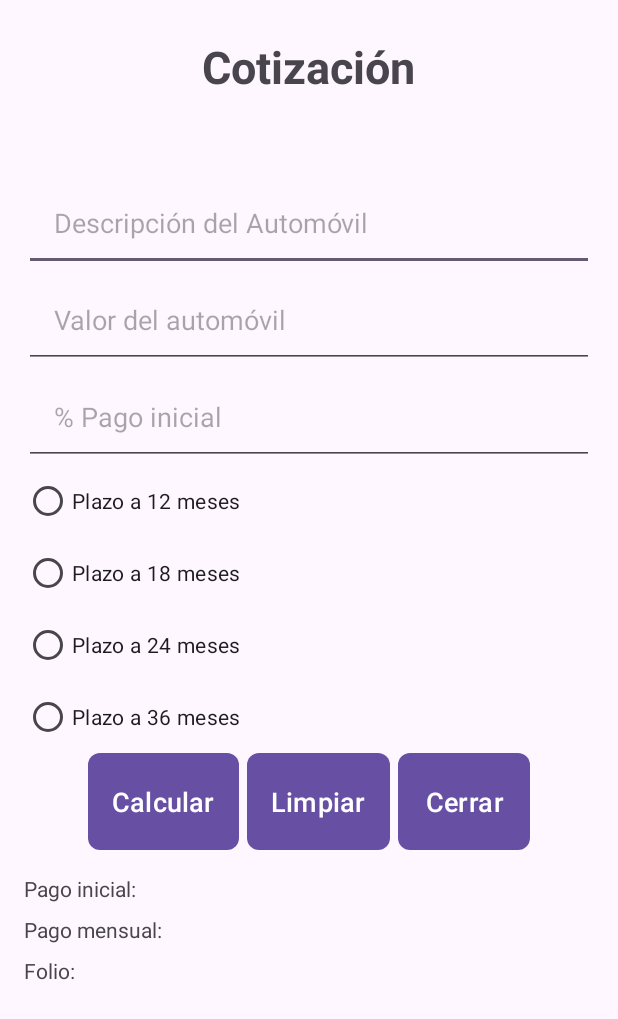
After one commit to JonReyesDev/AppMovil1C1-9noCuatri, an Android app: the CotizacionActivity screen opened directly, with no data from a screen before it, on a phone screen of 412 x 824 dp. The commit adds this screen. Shown: the top 1019 px of the screen. Run offline under Robolectric (Android 15) with nearby library versions, the phone set to English and light mode, and no system bars.

Commit message:
Se agrego cotizacion

```diff
--- /dev/null
+++ b/app/src/main/java/com/example/appholamundo2/CotizacionActivity.java
@@ -0,0 +1,112 @@
+package com.example.appholamundo2;
+
+import android.app.Activity;
+import android.os.Bundle;
+import android.view.View;
+import android.view.inputmethod.InputMethodManager;
+import android.widget.Button;
+import android.widget.EditText;
+import android.widget.RadioGroup;
+import android.widget.TextView;
+import android.widget.Toast;
+
+import androidx.activity.EdgeToEdge;
+import androidx.appcompat.app.AppCompatActivity;
+import androidx.core.graphics.Insets;
+import androidx.core.view.ViewCompat;
+import androidx.core.view.WindowInsetsCompat;
+
+public class CotizacionActivity extends AppCompatActivity{
+    private EditText carDescriptionEditText, carPriceEditText, downPaymentPercentageEditText;
+    private RadioGroup termRadioGroup;
+    private Button calculateButton,btnLimpiar,btnCerrar;
+    private TextView initialPaymentTextView,txtNombreCliente, monthlyPaymentTextView,folioTextView;
+    @Override
+    protected void onCreate(Bundle savedInstanceState) {
+        super.onCreate(savedInstanceState);
+        EdgeToEdge.enable(this);
+        setContentView(R.layout.activity_cotizacion);
+
+        carDescriptionEditText = findViewById(R.id.carDescriptionEditText);
+        carPriceEditText = findViewById(R.id.carPriceEditText);
+        downPaymentPercentageEditText = findViewById(R.id.downPaymentPercentageEditText);
+        termRadioGroup = findViewById(R.id.termRadioGroup);
+        calculateButton = findViewById(R.id.calculateButton);
+        initialPaymentTextView = findViewById(R.id.initialPaymentTextView);
+        monthlyPaymentTextView = findViewById(R.id.monthlyPaymentTextView);
+        txtNombreCliente = findViewById(R.id.txtNombreCliente);
+        btnCerrar = findViewById(R.id.btnCerrar);
+        btnLimpiar = findViewById(R.id.btnLimpiar);
+        folioTextView = findViewById(R.id.folioTextView);
+
+
+        String clientName = getIntent().getStringExtra("CLIENT_NAME");
+        txtNombreCliente.setText(clientName);
+
+        calculateButton.setOnClickListener(view -> calculateQuote());
+
+        btnCerrar.setOnClickListener(new View.OnClickListener() {
+            @Override
+            public void onClick(View v) {
+                finish();
+            }
+        });
+        btnLimpiar.setOnClickListener(new View.OnClickListener() {
+            @Override
+            public void onClick(View v) {
+                initialPaymentTextView.setText("Pago inicial: ");
+                monthlyPaymentTextView.setText("Pago mensual: ");
+                folioTextView.setText("Folio: ");
+                carDescriptionEditText.setText("");
+                carPriceEditText.setText("");
+                downPaymentPercentageEditText.setText("");
+            }
+        });
+        ViewCompat.setOnApplyWindowInsetsListener(findViewById(R.id.main), (v, insets) -> {
+            Insets systemBars = insets.getInsets(WindowInsetsCompat.Type.systemBars());
+            v.setPadding(systemBars.left, systemBars.top, systemBars.right, systemBars.bottom);
+            return insets;
+        });
+    }
+    private void calculateQuote() {
+        String carPriceStr = carPriceEditText.getText().toString();
+        String downPaymentPercentageStr = downPaymentPercentageEditText.getText().toString();
+        String carDescriptionEditTextStr = carDescriptionEditText.getText().toString();
+        if (carPriceStr.isEmpty() || downPaymentPercentageStr.isEmpty() ||  carDescriptionEditTextStr.isEmpty()) {
+            Toast.makeText(getApplicationContext(), "Faltan datos por llenar", Toast.LENGTH_SHORT).show();
+            return;
+        }
+        View view = this.getCurrentFocus();
+        if (view != null) {
+            InputMethodManager imm = (InputMethodManager) getSystemService(Activity.INPUT_METHOD_SERVICE);
+            imm.hideSoftInputFromWindow(view.getWindowToken(), 0);
+        }
+        int sixDigitNumber = (int) (Math.random() * 900000) + 100000;
+        String folio = Integer.toString(sixDigitNumber);
+        folioTextView.setText("Folio: " + folio);
+
+        double carPrice = Double.parseDouble(carPriceStr);
+        double downPaymentPercentage = Double.parseDouble(downPaymentPercentageStr) / 100;
+
+        double downPayment = carPrice * downPaymentPercentage;
+        double totalToFinance = carPrice - downPayment;
+
+        int selectedTermId = termRadioGroup.getCheckedRadioButtonId();
+        int term = 0;
+
+        if (selectedTermId == R.id.term12) {
+            term = 12;
+        } else if (selectedTermId == R.id.term18) {
+            term = 18;
+        } else if (selectedTermId == R.id.term24) {
+            term = 24;
+        } else if (selectedTermId == R.id.term36) {
+            term = 36;
+        }
+
+        double monthlyPayment = totalToFinance / term;
+
+        initialPaymentTextView.setText("Pago inicial: $" + String.format("%.2f", downPayment));
+        monthlyPaymentTextView.setText("Pago mensual: $" + String.format("%.2f", monthlyPayment));
+    }
+}
--- a/app/src/main/java/com/example/appholamundo2/MainActivity.java
+++ b/app/src/main/java/com/example/appholamundo2/MainActivity.java
@@ -16,7 +16,7 @@ public class MainActivity extends AppCompatActivity {
 
     private TextView lblSaludo;
     private EditText txtSaludo;
-    private Button btnPulsame,btnLimpiar,btnCerrar;
+    private Button btnPulsame, btnLimpiar, btnCerrar;
 
     @Override
     protected void onCreate(Bundle savedInstanceState) {
@@ -36,7 +36,7 @@ public class MainActivity extends AppCompatActivity {
                 lblSaludo.setText("");
             }
         });
-        //condificar cerrar
+        //codificar cerrar
         btnCerrar.setOnClickListener(new View.OnClickListener() {
             @Override
             public void onClick(View v) {
--- /dev/null
+++ b/app/src/main/res/layout/activity_cotizacion.xml
@@ -0,0 +1,154 @@
+<?xml version="1.0" encoding="utf-8"?>
+<androidx.constraintlayout.widget.ConstraintLayout xmlns:android="http://schemas.android.com/apk/res/android"
+    xmlns:app="http://schemas.android.com/apk/res-auto"
+    xmlns:tools="http://schemas.android.com/tools"
+    android:id="@+id/main"
+    android:layout_width="match_parent"
+    android:layout_height="match_parent"
+    tools:context=".CotizacionActivity">
+    <LinearLayout
+        xmlns:android="http://schemas.android.com/apk/res/android"
+        xmlns:tools="http://schemas.android.com/tools"
+        android:layout_width="match_parent"
+        android:layout_height="match_parent"
+        android:orientation="vertical"
+        android:padding="16dp"
+        tools:context=".CotizacionActivity">
+
+        <TextView
+            android:layout_width="wrap_content"
+            android:layout_height="wrap_content"
+            android:text="Cotización"
+            android:textSize="30sp"
+            android:textStyle="bold"
+            android:layout_gravity="center"
+            android:padding="8dp"/>
+        <TextView
+            android:layout_width="wrap_content"
+            android:layout_height="wrap_content"
+            android:text="Cliente Nombre"
+            android:textSize="20sp"
+            android:textStyle="bold"
+            android:layout_gravity="center"
+            android:padding="8dp"
+            android:id="@+id/txtNombreCliente"/>
+
+        <EditText
+            android:id="@+id/carDescriptionEditText"
+            android:layout_width="match_parent"
+            android:layout_height="wrap_content"
+            android:padding="20dp"
+            android:hint="Descripción del Automóvil"/>
+
+        <EditText
+            android:id="@+id/carPriceEditText"
+            android:layout_width="match_parent"
+            android:layout_height="wrap_content"
+            android:padding="20dp"
+            android:hint="Valor del automóvil"
+            android:inputType="numberDecimal"/>
+
+        <EditText
+            android:id="@+id/downPaymentPercentageEditText"
+            android:layout_width="match_parent"
+            android:layout_height="wrap_content"
+            android:padding="20dp"
+            android:hint="% Pago inicial"
+            android:inputType="numberDecimal"/>
+
+        <RadioGroup
+            android:id="@+id/termRadioGroup"
+            android:layout_width="match_parent"
+            android:layout_height="wrap_content">
+
+            <RadioButton
+                android:id="@+id/term12"
+                android:layout_width="wrap_content"
+                android:layout_height="wrap_content"
+                android:text="Plazo a 12 meses"/>
+
+            <RadioButton
+                android:id="@+id/term18"
+                android:layout_width="wrap_content"
+                android:layout_height="wrap_content"
+                android:text="Plazo a 18 meses"/>
+
+            <RadioButton
+                android:id="@+id/term24"
+                android:layout_width="wrap_content"
+                android:layout_height="wrap_content"
+                android:text="Plazo a 24 meses"/>
+
+            <RadioButton
+                android:id="@+id/term36"
+                android:layout_width="wrap_content"
+                android:layout_height="wrap_content"
+                android:text="Plazo a 36 meses"/>
+        </RadioGroup>
+
+
+        <LinearLayout
+            android:layout_width="match_parent"
+            android:layout_height="wrap_content"
+            android:orientation="horizontal"
+            android:gravity="center">
+
+            <Button
+                android:id="@+id/calculateButton"
+                android:layout_width="wrap_content"
+                android:layout_height="wrap_content"
+                android:layout_centerInParent="true"
+                android:background="@drawable/button_background"
+                android:padding="16dp"
+                android:text="Calcular"
+                android:textColor="@android:color/white"
+                android:textSize="18sp"
+                android:elevation="4dp"
+                android:layout_marginRight="5dp"/>
+            <Button
+                android:id="@+id/btnLimpiar"
+                android:layout_width="wrap_content"
+                android:layout_height="wrap_content"
+                android:layout_centerInParent="true"
+                android:background="@drawable/button_background"
+                android:padding="16dp"
+                android:text="Limpiar"
+                android:textColor="@android:color/white"
+                android:textSize="18sp"
+                android:elevation="4dp"
+                android:layout_marginRight="5dp"/>
+            <Button
+                android:id="@+id/btnCerrar"
+                android:layout_width="wrap_content"
+                android:layout_height="wrap_content"
+                android:layout_centerInParent="true"
+                android:background="@drawable/button_background"
+                android:padding="16dp"
+                android:text="Cerrar"
+                android:textColor="@android:color/white"
+                android:textSize="18sp"
+                android:elevation="4dp"/>
+        </LinearLayout>
+
+        <TextView
+            android:id="@+id/initialPaymentTextView"
+            android:layout_width="wrap_content"
+            android:layout_height="wrap_content"
+            android:text="Pago inicial: "
+            android:layout_marginTop="16dp"/>
+
+        <TextView
+            android:id="@+id/monthlyPaymentTextView"
+            android:layout_width="wrap_content"
+            android:layout_height="wrap_content"
+            android:text="Pago mensual: "
+            android:layout_marginTop="8dp"/>
+        <TextView
+            android:id="@+id/folioTextView"
+            android:layout_width="wrap_content"
+            android:layout_height="wrap_content"
+            android:text="Folio: "
+            android:layout_marginTop="8dp"/>
+    </LinearLayout>
+
+</androidx.constraintlayout.widget.ConstraintLayout>
```
Also changed, not shown: app/src/main/java/com/example/appholamundo2/MainCotizacion.java (added, +54 -0 lines), app/src/main/res/layout/activity_main_cotizacion.xml (added, +65 -0 lines), app/src/main/res/drawable/logo.png (added).
